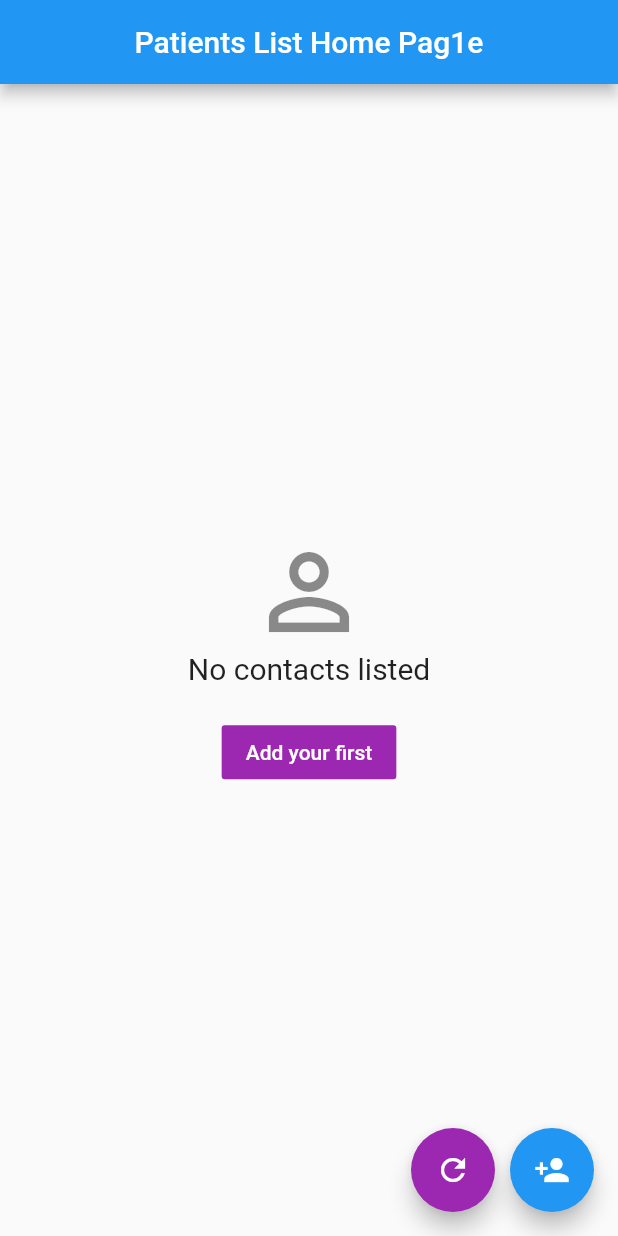
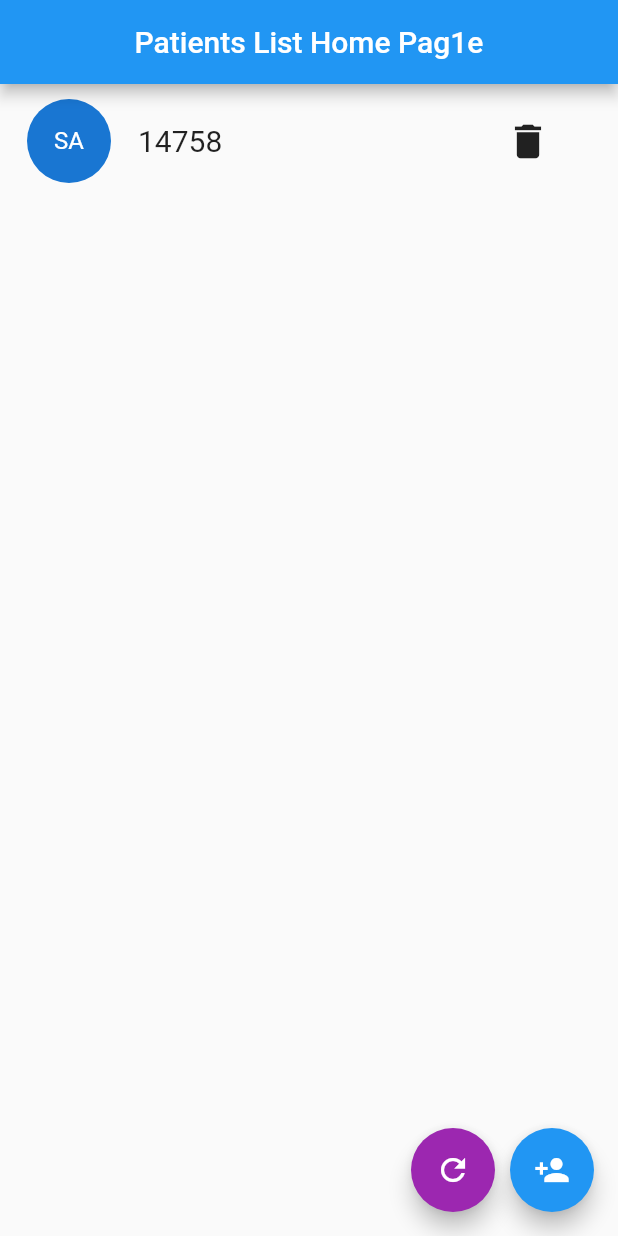
Before and after one commit to hafsa-bouhandira/crud_flutter, a Flutter app: the screen it shows after launch, after a tap on "Add your first", on a phone screen of 412 x 824 dp. Run offline on Flutter 3.47's test engine with Material 2 defaults, Android fonts, the light colour scheme and no system bars; network calls fail.

Commit message:
get and delete working

```diff
--- a/lib/patients_listing.dart
+++ b/lib/patients_listing.dart
@@ -0,0 +1,52 @@
+import 'package:flutter/material.dart';
+import 'package:frontapp/api.dart';
+import 'package:frontapp/no_patients.dart';
+import 'package:frontapp/patient.dart';
+
+import 'patient.dart';
+import 'no_patients.dart';
+
+class PatientsListing extends StatelessWidget {
+  final List? contacts;
+  final VoidCallback? onAdd;
+  final Function(String id)? onDelete;
+
+  PatientsListing({this.contacts, this.onAdd, this.onDelete});
+
+  @override
+  Widget build(BuildContext context) {
+    return contacts!.isEmpty
+        ? NoPatients(
+            onAdd: onAdd,
+          )
+        : ListView(children: [
+            ...contacts!
+                .map<Widget>(
+                  (patient) => Padding(
+                    padding: const EdgeInsets.symmetric(vertical: 10),
+                    child: ListTile(
+                      leading: CircleAvatar(
+                        radius: 30,
+                        child: Text("SA"),
+                      ),
+                      title: Text(
+                        patient['name'],
+                        style: TextStyle(fontSize: 20),
+                      ),
+                      trailing: FlatButton(
+                        onPressed: () {
+                          onDelete!(patient['_id']);
+                        },
+                        child: Icon(
+                          Icons.delete,
+                          size: 30,
+                        ),
+                      ),
+                    ),
+                  ),
+                )
+                .toList(),
+            SizedBox(height: 70),
+          ]);
+  }
+}
--- a/lib/patients_screen.dart
+++ b/lib/patients_screen.dart
@@ -1,9 +1,18 @@
 import 'package:flutter/material.dart';
+import 'package:frontapp/patient.dart';
 
 import 'api.dart';
 import 'no_patients.dart';
+import 'patients_listing.dart';
+import 'patient.dart';
+import 'package:http/http.dart' as http;
+// this is the patients screen , it is displayed when patients list is not empty
+import 'dart:async';
+import 'dart:convert';
 
-// this is the patients screen , it is displayed when patients list is not empty
+// import 'package:flutter/material.dart';
+import 'package:frontapp/patient.dart';
+import 'package:http/http.dart' as http;
 
 class PatientsScreen extends StatefulWidget {
   PatientsScreen({Key? key, required this.title}) : super(key: key);
@@ -17,9 +26,8 @@ class PatientsScreen extends StatefulWidget {
 }
 
 class _PatientsScreenState extends State<PatientsScreen> {
-  List contacts = [
-    // {'name': 'fisoooo'}
-  ];
+  String value = "14758";
+  List contacts = [];
   bool loading = true;
   @override
   void initState() {
@@ -32,10 +40,19 @@ class _PatientsScreenState extends State<PatientsScreen> {
     });
   }
 
-  void _addContact() {
+  void _addContact() async {
+    final createdContact =
+        // await widget.api.createAlbum(todoTitle, todoTitle, todoTitle);
+
+        setState(() {
+      contacts.add({'name': value});
+    });
+  }
+
+  void _deleteContact(String id) async {
+    await widget.api.deleteAlbum(id);
     setState(() {
-      contacts.add({'name': 'sam smith'});
-      contacts.add({'name': 'sam smith'});
+      contacts.removeWhere((contact) => contact['_id'] == id);
     });
   }
 
@@ -46,36 +63,11 @@ class _PatientsScreenState extends State<PatientsScreen> {
         title: Text(widget.title),
         centerTitle: true,
       ),
-      body: contacts.isEmpty
-          ? NoPatients()
-          : ListView(
-              children: contacts
-                  .map<Widget>(
-                    (contact) => Padding(
-                      padding: const EdgeInsets.symmetric(vertical: 10),
-                      child: ListTile(
-                        leading: CircleAvatar(
-                          radius: 30,
-                          child: Text("SA"),
-                        ),
-                        title: Text(
-                          contact['name'],
-                          style: TextStyle(fontSize: 20),
-                        ),
-                        trailing: FlatButton(
-                          onPressed: () {
-                            // onDelete(contact.id);
-                          },
-                          child: Icon(
-                            Icons.delete,
-                            size: 30,
-                          ),
-                        ),
-                      ),
-                    ),
-                  )
-                  .toList(),
-            ),
+      body: PatientsListing(
+        contacts: contacts,
+        onAdd: _addContact,
+        onDelete: _deleteContact,
+      ),
       floatingActionButton: Row(
         mainAxisAlignment: MainAxisAlignment.end,
         children: [
@@ -96,3 +88,62 @@ class _PatientsScreenState extends State<PatientsScreen> {
     );
   }
 }
+
+//   @override
+//   Widget build(BuildContext context) {
+//     return Scaffold(
+//       appBar: AppBar(
+//         title: Text(widget.title),
+//         centerTitle: true,
+//       ),
+//       body: PatientsListing(
+//         contacts: contacts,
+//         onAdd: _addContact,
+//         onDelete: _deleteContact,
+//       ),
+//       floatingActionButton: Row(
+//         mainAxisAlignment: MainAxisAlignment.end,
+//         children: [
+//           FloatingActionButton(
+//             onPressed: initState,
+//             tooltip: 'Refresh list',
+//             backgroundColor: Colors.purple,
+//             child: Icon(Icons.refresh),
+//           ),
+//           SizedBox(width: 10),
+//          FloatingActionButton(
+//         onPressed: () {
+//           showDialog(
+//               context: context,
+//               builder: (BuildContext context) {
+//                 return AlertDialog(
+//                   shape: RoundedRectangleBorder(
+//                       borderRadius: BorderRadius.circular(8)),
+//                   title: Text("Add Patient"),
+//                   content: TextField(
+//                     onChanged: (String ch) {
+//                       value = ch;
+//                     },
+//                   ),
+//                   actions: <Widget>[
+//                     FlatButton(
+//                         onPressed: () {
+//                           _addContact;
+
+//                           Navigator.of(context).pop();
+//                         },
+//                         child: Text("Add"))
+//                   ],
+//                 );
+//               });
+//         },
+//         child: Icon(
+//           Icons.add,
+//           color: Colors.white,
+//         ),
+//       ),
+//         ],
+//       ),
+//     );
+//   }
+// }
```
Also changed, not shown: lib/api.dart (+27 -35 lines), lib/no_patients.dart (+3 -4 lines), lib/patient.dart (added, +25 -0 lines).
